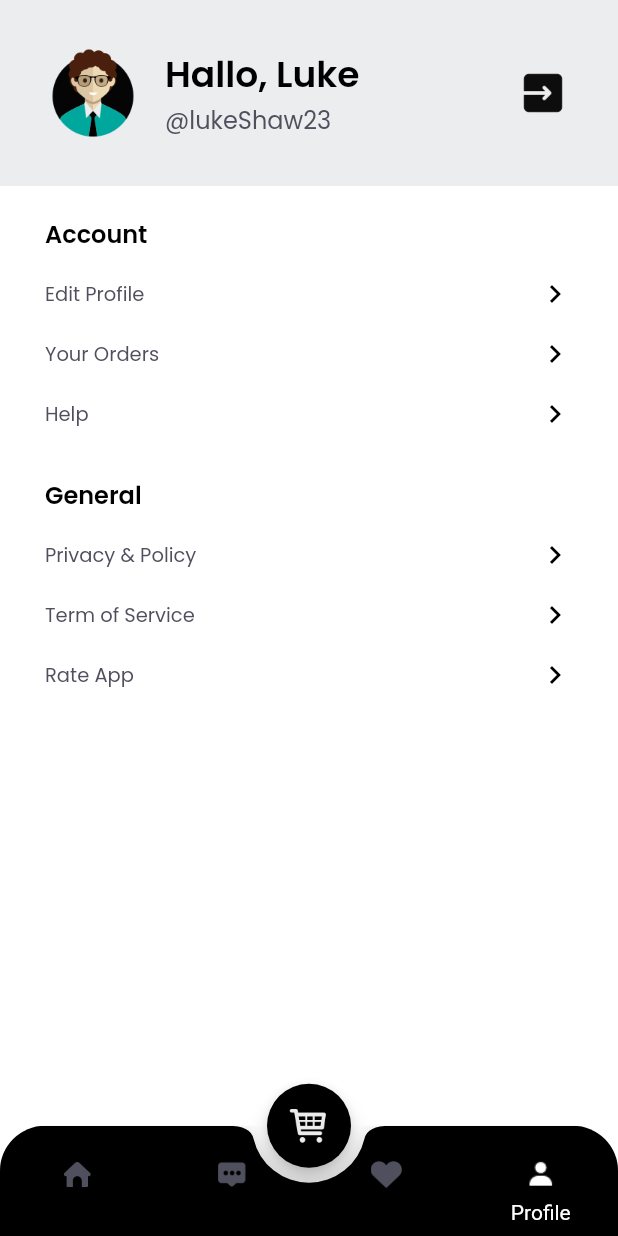
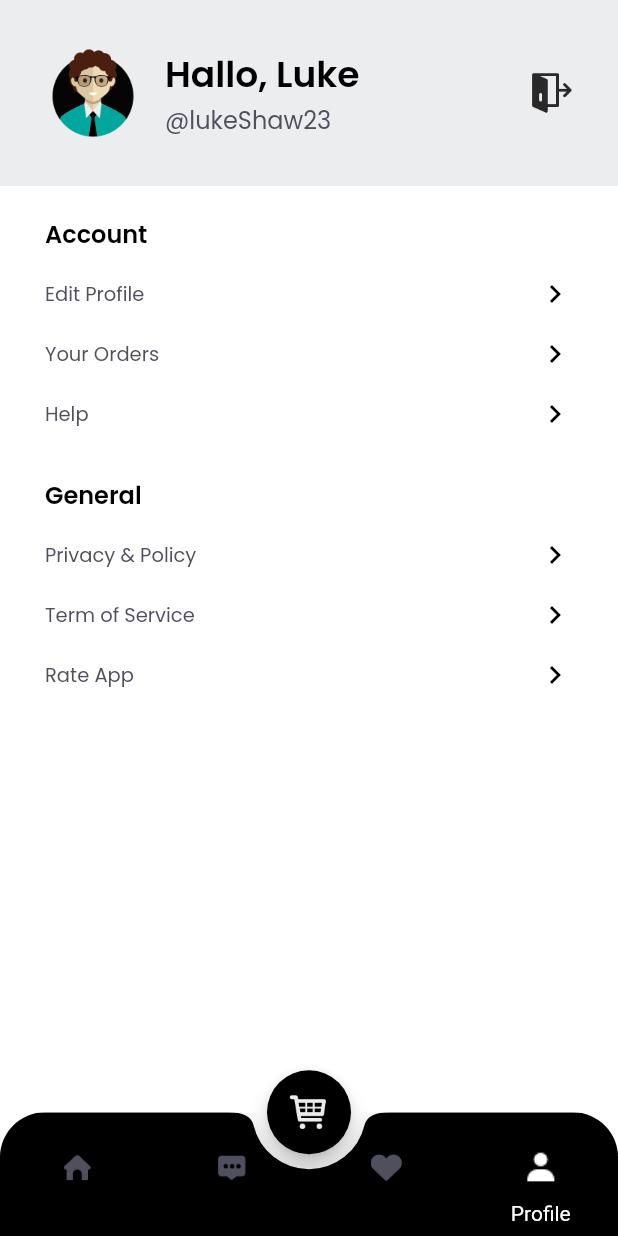
Before and after one commit to jesronmarudut/Sepatu.jss, a Flutter app: the MainPage screen opened by its route, item 4 of the bottom bar chosen, on a phone screen of 412 x 824 dp. Run offline on Flutter 3.47's test engine with Material 2 defaults, Android fonts, the phone set to English and light mode, and no system bars; our stand-ins replace google_fonts.

Commit message:
Ganti icon Sign Out

```diff
--- a/lib/pages/home/main_page.dart
+++ b/lib/pages/home/main_page.dart
@@ -94,7 +94,7 @@ class _MainPageState extends State<MainPage> {
                     ),
                     child: Image.asset(
                       'assets/icon_profile.png',
-                      width: 20,
+                      width: 30,
                       color: currentIndex == 3 ? warna1 : Color(0xff504F5E),
                     ),
                   ),
--- a/lib/pages/home/profile_page.dart
+++ b/lib/pages/home/profile_page.dart
@@ -40,7 +40,7 @@ class ProfilePage extends StatelessWidget {
                     Navigator.pushNamedAndRemoveUntil(
                         context, '/sign-in', (route) => false);
                   },
-                  child: Image.asset('assets/button_exit.png', width: 40),
+                  child: Image.asset('assets/button_exit.png', width: 30),
                 ),
               ],
             ),
```
Also changed, not shown: assets/button_exit.png, assets/logo1.png, 3 other files.
